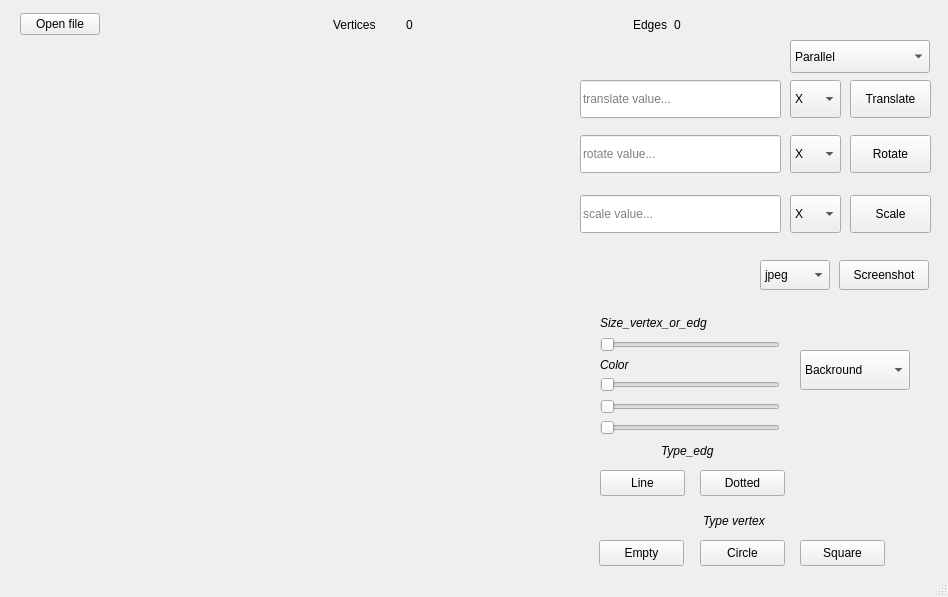
Old version of the form 3D_Viewer/mainwindow.ui in the repository azrails/3d_wiever.
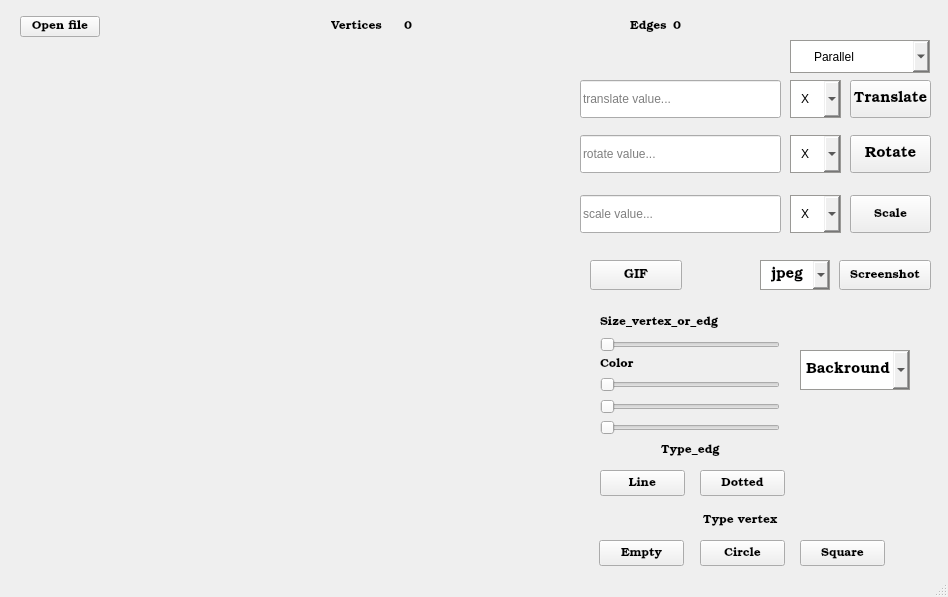
New version of the form.

Diff of the .ui file:
```diff
--- a/3D_Viewer/mainwindow.ui
+++ b/3D_Viewer/mainwindow.ui
@@ -62,6 +62,17 @@
       <height>38</height>
      </rect>
     </property>
+    <property name="styleSheet">
+     <string notr="true">QComboBox {
+	border: 1px solid rgb(154, 153, 150);
+	padding-left: 10px;
+	font: 300 11pt &quot;URW Bookman&quot;;
+}
+
+ QComboBox:on { /* сдвиг текста когда выпадающий список раскрывается */
+    padding-left: 20px;
+ }</string>
+    </property>
     <property name="currentText">
      <string>X</string>
     </property>
@@ -90,6 +101,17 @@
       <height>38</height>
      </rect>
     </property>
+    <property name="styleSheet">
+     <string notr="true">QComboBox {
+	border: 1px solid rgb(154, 153, 150);
+	padding-left: 10px;
+	font: 300 11pt &quot;URW Bookman&quot;;
+}
+
+ QComboBox:on { /* сдвиг текста когда выпадающий список раскрывается */
+     padding-left: 20px;
+ }</string>
+    </property>
     <property name="currentText">
      <string>X</string>
     </property>
@@ -118,6 +140,11 @@
       <height>38</height>
      </rect>
     </property>
+    <property name="font">
+     <font>
+      <family>URW Bookman</family>
+     </font>
+    </property>
     <property name="text">
      <string>Scale</string>
     </property>
@@ -131,6 +158,12 @@
       <height>38</height>
      </rect>
     </property>
+    <property name="font">
+     <font>
+      <family>URW Bookman</family>
+      <pointsize>11</pointsize>
+     </font>
+    </property>
     <property name="text">
      <string>Rotate</string>
     </property>
@@ -144,6 +177,12 @@
       <height>38</height>
      </rect>
     </property>
+    <property name="font">
+     <font>
+      <family>URW Bookman</family>
+      <pointsize>11</pointsize>
+     </font>
+    </property>
     <property name="text">
      <string>Translate</string>
     </property>
@@ -154,7 +193,7 @@
       <x>20</x>
       <y>10</y>
       <width>661</width>
-      <height>29</height>
+      <height>33</height>
      </rect>
     </property>
     <layout class="QHBoxLayout" name="horizontalLayout_3">
@@ -162,6 +201,11 @@
       <layout class="QHBoxLayout" name="fileInfoTop">
        <item>
         <widget class="QPushButton" name="fileDialogButton">
+         <property name="font">
+          <font>
+           <family>URW Bookman</family>
+          </font>
+         </property>
          <property name="text">
           <string>Open file</string>
          </property>
@@ -212,6 +256,11 @@
            <height>0</height>
           </size>
          </property>
+         <property name="font">
+          <font>
+           <family>URW Bookman</family>
+          </font>
+         </property>
          <property name="text">
           <string>Vertices</string>
          </property>
@@ -225,6 +274,11 @@
            <height>0</height>
           </size>
          </property>
+         <property name="font">
+          <font>
+           <family>URW Bookman</family>
+          </font>
+         </property>
          <property name="text">
           <string>0</string>
          </property>
@@ -249,6 +303,11 @@
       <layout class="QHBoxLayout" name="horizontalLayout">
        <item>
         <widget class="QLabel" name="eLabel">
+         <property name="font">
+          <font>
+           <family>URW Bookman</family>
+          </font>
+         </property>
          <property name="text">
           <string>Edges</string>
          </property>
@@ -256,6 +315,11 @@
        </item>
        <item>
         <widget class="QLabel" name="eLabelCount">
+         <property name="font">
+          <font>
+           <family>URW Bookman</family>
+          </font>
+         </property>
          <property name="text">
           <string>0</string>
          </property>
@@ -285,6 +349,11 @@
       <height>26</height>
      </rect>
     </property>
+    <property name="font">
+     <font>
+      <family>URW Bookman</family>
+     </font>
+    </property>
     <property name="text">
      <string>Empty</string>
     </property>
@@ -298,6 +367,11 @@
       <height>26</height>
      </rect>
     </property>
+    <property name="font">
+     <font>
+      <family>URW Bookman</family>
+     </font>
+    </property>
     <property name="text">
      <string>Circle</string>
     </property>
@@ -311,6 +385,11 @@
       <height>26</height>
      </rect>
     </property>
+    <property name="font">
+     <font>
+      <family>URW Bookman</family>
+     </font>
+    </property>
     <property name="text">
      <string>Square</string>
     </property>
@@ -326,7 +405,8 @@
     </property>
     <property name="font">
      <font>
-      <italic>true</italic>
+      <family>URW Bookman</family>
+      <italic>false</italic>
      </font>
     </property>
     <property name="text">
@@ -342,6 +422,11 @@
       <height>26</height>
      </rect>
     </property>
+    <property name="font">
+     <font>
+      <family>URW Bookman</family>
+     </font>
+    </property>
     <property name="text">
      <string>Line</string>
     </property>
@@ -355,6 +440,11 @@
       <height>26</height>
      </rect>
     </property>
+    <property name="font">
+     <font>
+      <family>URW Bookman</family>
+     </font>
+    </property>
     <property name="text">
      <string>Dotted</string>
     </property>
@@ -370,7 +460,8 @@
     </property>
     <property name="font">
      <font>
-      <italic>true</italic>
+      <family>URW Bookman</family>
+      <italic>false</italic>
      </font>
     </property>
     <property name="text">
@@ -386,10 +477,19 @@
       <height>40</height>
      </rect>
     </property>
+    <property name="font">
+     <font>
+      <family>URW Bookman</family>
+      <pointsize>11</pointsize>
+      <italic>false</italic>
+      <bold>false</bold>
+     </font>
+    </property>
     <property name="styleSheet">
-     <string notr="true">#comboBox {
-	border: 1px solid #ced4da;
-	padding-left: 15px;
+     <string notr="true">QComboBox {
+	border: 1px solid rgb(154, 153, 150);
+	padding-left:5px;
+	font: 300 11pt &quot;URW Bookman&quot;;
 }</string>
     </property>
     <item>
@@ -501,9 +601,16 @@
     </property>
     <property name="font">
      <font>
-      <italic>true</italic>
+      <family>URW Bookman</family>
+      <italic>false</italic>
+      <bold>false</bold>
      </font>
     </property>
+    <property name="styleSheet">
+     <string notr="true">QLabel {
+	font: &quot;URW Bookman&quot;;
+}</string>
+    </property>
     <property name="text">
      <string>Size_vertex_or_edg</string>
     </property>
@@ -519,7 +626,8 @@
     </property>
     <property name="font">
      <font>
-      <italic>true</italic>
+      <family>URW Bookman</family>
+      <italic>false</italic>
      </font>
     </property>
     <property name="text">
@@ -535,6 +643,17 @@
       <height>38</height>
      </rect>
     </property>
+    <property name="styleSheet">
+     <string notr="true">QComboBox {
+	border: 1px solid rgb(154, 153, 150);
+	padding-left: 10px;
+	font: 300 11pt &quot;URW Bookman&quot;;
+}
+
+ QComboBox:on { /* сдвиг текста когда выпадающий список раскрывается */
+     padding-left: 10px;
+ }</string>
+    </property>
     <property name="currentText">
      <string>X</string>
     </property>
@@ -559,10 +678,15 @@
      <rect>
       <x>839</x>
       <y>260</y>
-      <width>90</width>
+      <width>92</width>
       <height>30</height>
      </rect>
     </property>
+    <property name="font">
+     <font>
+      <family>URW Bookman</family>
+     </font>
+    </property>
     <property name="text">
      <string>Screenshot</string>
     </property>
@@ -576,6 +700,21 @@
       <height>30</height>
      </rect>
     </property>
+    <property name="font">
+     <font>
+      <family>URW Bookman</family>
+      <pointsize>11</pointsize>
+      <italic>false</italic>
+      <bold>false</bold>
+     </font>
+    </property>
+    <property name="styleSheet">
+     <string notr="true">QComboBox {
+	border: 1px solid rgb(154, 153, 150);
+	padding-left: 10px;
+	font: 300 11pt &quot;URW Bookman&quot;;
+}</string>
+    </property>
     <property name="currentText">
      <string>jpeg</string>
     </property>
@@ -600,10 +739,18 @@
      </rect>
     </property>
     <property name="styleSheet">
-     <string notr="true">#comboBox {
-	border: 1px solid #ced4da;
-	padding-left: 15px;
-}</string>
+     <string notr="true">QComboBox {
+	border: 1px solid rgb(154, 153, 150);
+	padding-left: center;
+	font: 300 11pt &quot;URW Bookman&quot;;
+}
+
+ QComboBox:on { /* сдвиг текста когда выпадающий список раскрывается */
+     padding-left: center;
+ }
+
+
+</string>
     </property>
     <item>
      <property name="text">
@@ -616,6 +763,25 @@
      </property>
     </item>
    </widget>
+   <widget class="QPushButton" name="button_gif">
+    <property name="geometry">
+     <rect>
+      <x>590</x>
+      <y>260</y>
+      <width>92</width>
+      <height>30</height>
+     </rect>
+    </property>
+    <property name="font">
+     <font>
+      <family>URW Bookman</family>
+      <pointsize>10</pointsize>
+     </font>
+    </property>
+    <property name="text">
+     <string>GIF</string>
+    </property>
+   </widget>
   </widget>
   <widget class="QStatusBar" name="statusbar"/>
  </widget>
```
